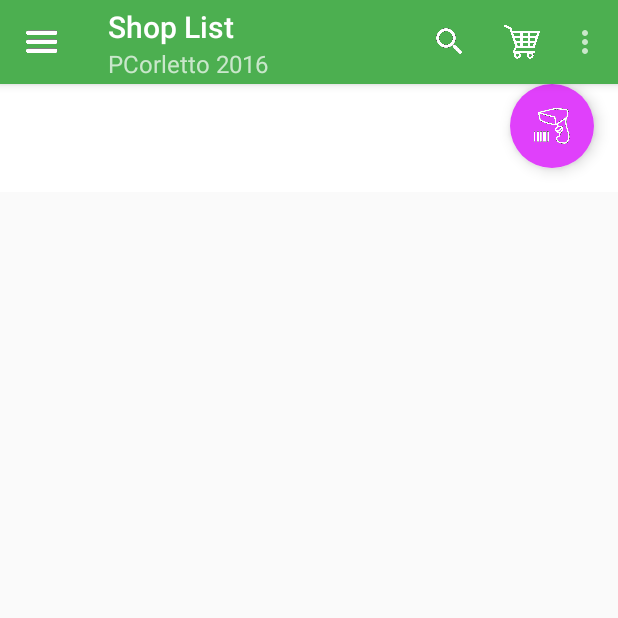
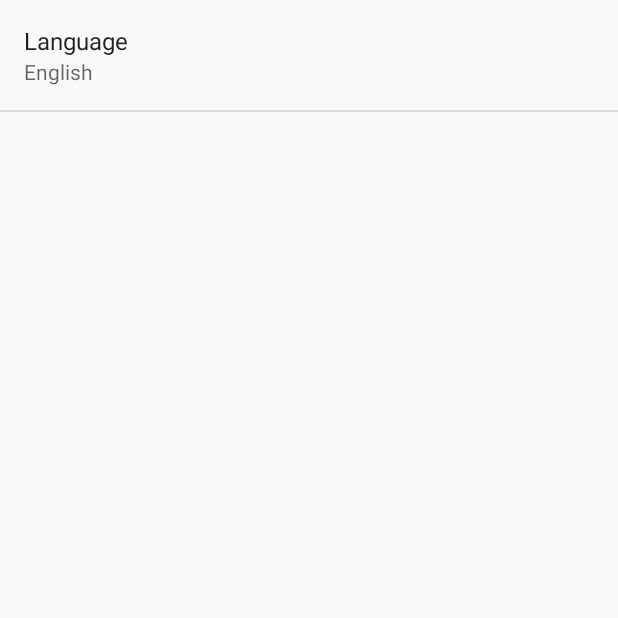
Before and after one commit to pcorletto/ShoppingApp, an Android app: the DisplayListActivity screen opened directly, with no data from a screen before it, in the options menu, after a tap on "Settings", on a phone screen of 412 x 824 dp, the top half of it. Run offline under Robolectric (Android 15) with nearby library versions, the phone set to English and light mode, and no system bars; libraries missing offline, so code that uses them is left out: com.squareup.okhttp.

Commit message:
6th commit: Added SettingsActivity for preference settings to allow user to set either English or Spanish for the language. Added a trash icon to the Toolbar

```diff
--- a/app/src/main/java/com/example/android/shoppingapp3/ui/DisplayListActivity.java
+++ b/app/src/main/java/com/example/android/shoppingapp3/ui/DisplayListActivity.java
@@ -1,7 +1,9 @@
 package com.example.android.shoppingapp3.ui;
 
 import android.content.Intent;
+import android.content.SharedPreferences;
 import android.os.Bundle;
+import android.preference.PreferenceManager;
 import android.support.design.widget.FloatingActionButton;
 import android.support.v7.app.ActionBarActivity;
 import android.support.v7.widget.Toolbar;
@@ -53,8 +55,17 @@ public class DisplayListActivity extends ActionBarActivity {
         setSupportActionBar(toolbar);
 
         toolbar.setNavigationIcon(R.drawable.ic_hamburger);
-        getSupportActionBar().setTitle("Shop List");
-        toolbar.setSubtitle("PCorletto 2016");
+        getSupportActionBar().setTitle("List");
+        toolbar.setSubtitle("Shopping");
+
+        SharedPreferences sharedPrefs =
+                PreferenceManager.getDefaultSharedPreferences(this);
+        String language = sharedPrefs.getString(
+                getString(R.string.pref_language_key),
+                getString(R.string.pref_language_english));
+
+        Toast.makeText(this, "Language selected: " + language, Toast.LENGTH_LONG).show();
+
 
         // Get the expandable list view
         expListView = (ExpandableListView) findViewById(android.R.id.list);
@@ -93,7 +104,8 @@ public class DisplayListActivity extends ActionBarActivity {
             case R.id.action_settings:
 
             {
-                Toast.makeText(DisplayListActivity.this, "Settings pressed!", Toast.LENGTH_LONG).show();
+                Intent intent = new Intent(DisplayListActivity.this, SettingsActivity.class);
+                startActivity(intent);
                 return true;
 
             }
@@ -101,6 +113,22 @@ public class DisplayListActivity extends ActionBarActivity {
             {
 
                 Toast.makeText(DisplayListActivity.this, "Search button pressed!", Toast.LENGTH_LONG).show();
+                return true;
+
+            }
+
+            case R.id.action_delete:
+            {
+
+                Toast.makeText(DisplayListActivity.this, "Delete button pressed!", Toast.LENGTH_LONG).show();
+                return true;
+
+            }
+
+            case R.id.action_cart:
+            {
+
+                Toast.makeText(DisplayListActivity.this, "Cart button pressed!", Toast.LENGTH_LONG).show();
                 return true;
 
             }
--- /dev/null
+++ b/app/src/main/java/com/example/android/shoppingapp3/ui/SettingsActivity.java
@@ -0,0 +1,71 @@
+package com.example.android.shoppingapp3.ui;
+
+import android.os.Bundle;
+import android.preference.ListPreference;
+import android.preference.Preference;
+import android.preference.PreferenceActivity;
+import android.preference.PreferenceManager;
+
+import com.example.android.shoppingapp3.R;
+
+/**
+ * A {@link android.preference.PreferenceActivity} that presents a set of application settings.
+ * <p>
+ * See <a href="http://developer.android.com/design/patterns/settings.html">
+ * Android Design: Settings</a> for design guidelines and the <a
+ * href="http://developer.android.com/guide/topics/ui/settings.html">Settings
+ * API Guide</a> for more information on developing a Settings UI.
+ */
+public class SettingsActivity extends PreferenceActivity
+        implements Preference.OnPreferenceChangeListener {
+
+    @Override
+    public void onCreate(Bundle savedInstanceState) {
+        super.onCreate(savedInstanceState);
+        // Add 'general' preferences, defined in the XML file
+        // TODO: Add preferences from XML
+        addPreferencesFromResource(R.xml.pref_general);
+
+        // For all preferences, attach an OnPreferenceChangeListener so the UI summary can be
+        // updated when the preference changes.
+        // TODO: Add preferences
+        bindPreferenceSummaryToValue(findPreference(getString(R.string.pref_language_key)));
+    }
+
+    /**
+     * Attaches a listener so the summary is always updated with the preference value.
+     * Also fires the listener once, to initialize the summary (so it shows up before the value
+     * is changed.)
+     */
+    private void bindPreferenceSummaryToValue(Preference preference) {
+        // Set the listener to watch for value changes.
+        preference.setOnPreferenceChangeListener(this);
+
+        // Trigger the listener immediately with the preference's
+        // current value.
+        onPreferenceChange(preference,
+                PreferenceManager
+                        .getDefaultSharedPreferences(preference.getContext())
+                        .getString(preference.getKey(), ""));
+    }
+
+    @Override
+    public boolean onPreferenceChange(Preference preference, Object value) {
+        String stringValue = value.toString();
+
+        if (preference instanceof ListPreference) {
+            // For list preferences, look up the correct display value in
+            // the preference's 'entries' list (since they have separate labels/values).
+            ListPreference listPreference = (ListPreference) preference;
+            int prefIndex = listPreference.findIndexOfValue(stringValue);
+            if (prefIndex >= 0) {
+                preference.setSummary(listPreference.getEntries()[prefIndex]);
+            }
+        } else {
+            // For other preferences, set the summary to the value's simple string representation.
+            preference.setSummary(stringValue);
+        }
+        return true;
+    }
+
+}
--- a/app/src/main/res/layout/list_group.xml
+++ b/app/src/main/res/layout/list_group.xml
@@ -46,6 +46,7 @@
             android:id="@+id/lblListHeader"
             android:layout_width="match_parent"
             android:layout_height="wrap_content"
+            android:paddingLeft="@dimen/small_padding"
             android:textSize="12sp"
             android:textColor="#ffffff"/>
 
--- a/app/src/main/res/menu/menu_display_list.xml
+++ b/app/src/main/res/menu/menu_display_list.xml
@@ -14,10 +14,16 @@
           android:orderInCategory="200"
           app:showAsAction="always"/>
 
-    <item android:id="@+id/action_user"
-          android:title="Shopping Cart"
-          android:icon="@drawable/ic_cart"
+    <item android:id="@+id/action_delete"
+          android:title="Delete"
+          android:icon="@drawable/ic_trash"
           android:orderInCategory="300"
           app:showAsAction="always"/>
 
+    <item android:id="@+id/action_cart"
+          android:title="Shopping Cart"
+          android:icon="@drawable/ic_cart"
+          android:orderInCategory="400"
+          app:showAsAction="always"/>
+
 </menu>
--- /dev/null
+++ b/app/src/main/res/values/arrays.xml
@@ -0,0 +1,14 @@
+<?xml version="1.0" encoding="utf-8"?>
+<resources>
+
+    <string-array name="pref_language_options">
+        <item>@string/pref_language_label_english</item>
+        <item>@string/pref_language_label_spanish</item>
+    </string-array>
+
+    <string-array name="pref_language_values">
+        <item>@string/pref_language_english</item>
+        <item>@string/pref_language_spanish</item>
+    </string-array>
+
+</resources>
--- a/app/src/main/res/values/strings.xml
+++ b/app/src/main/res/values/strings.xml
@@ -47,4 +47,23 @@
     <string name="scan_new_product">Scan-In New Item</string>
     <string name="view_shopping_list">View Shopping List</string>
 
+    <!-- Label for the language preference [CHAR LIMIT=30] -->
+    <string name="pref_language_label">Language</string>
+
+    <!-- Label for English option in language preference [CHAR LIMIT=25] -->
+    <string name="pref_language_label_english">English</string>
+
+    <!-- Label for Spanish option in language preference [CHAR LIMIT=25] -->
+    <string name="pref_language_label_spanish">Español</string>
+
+    <!-- Key name for language preference in SharedPreferences [CHAR LIMIT=NONE] -->
+    <string name="pref_language_key" translatable="false">language</string>
+
+    <!-- Value in SharedPreferences for English language option [CHAR LIMIT=NONE] -->
+    <string name="pref_language_english" translatable="false">English</string>
+
+    <!-- Value in SharedPreferences for Spanish language option [CHAR LIMIT=NONE] -->
+    <string name="pref_language_spanish" translatable="false">Español</string>
+    <string name="title_activity_settings">SettingsActivity</string>
+
 </resources>
--- /dev/null
+++ b/app/src/main/res/xml/pref_general.xml
@@ -0,0 +1,13 @@
+<?xml version="1.0" encoding="utf-8"?>
+<PreferenceScreen xmlns:android="http://schemas.android.com/apk/res/android"
+                  android:layout_width="match_parent"
+                  android:layout_height="match_parent">
+
+    <ListPreference
+        android:title="@string/pref_language_label"
+        android:key="@string/pref_language_key"
+        android:defaultValue="@string/pref_language_english"
+        android:entryValues="@array/pref_language_values"
+        android:entries="@array/pref_language_options" />
+
+</PreferenceScreen>
```
Also changed, not shown: app/src/main/AndroidManifest.xml (+17 -9 lines), app/src/main/java/com/example/android/shoppingapp3/ui/MainActivity.java (+14 -0 lines), app/src/main/res/drawable-hdpi/ic_trash.png (added), app/src/main/res/drawable-mdpi/ic_trash.png (added), app/src/main/res/drawable-xhdpi/ic_trash.png (added), app/src/main/res/drawable-xxhdpi/ic_trash.png (added).
